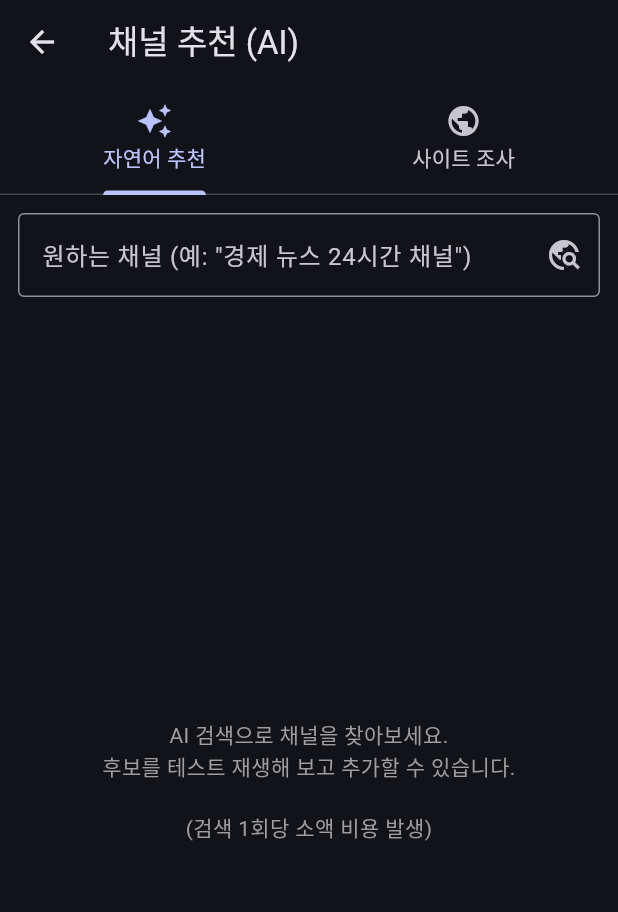
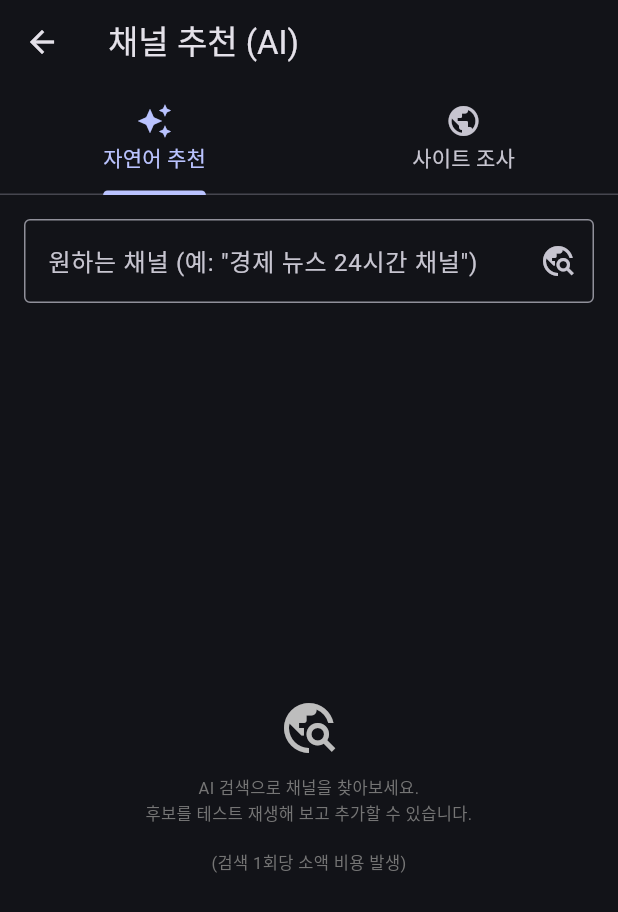
Before and after one commit to BoraSarang/AnywhereTV, a Flutter app: the AiChannelSearchScreen screen opened directly with empty values, on a phone screen of 412 x 824 dp. Shown: the top 912 px of the screen. Run offline on Flutter 3.47's test engine with Material 3 defaults, Android fonts, the phone set to English and light mode, and no system bars; our stand-ins replace cached_network_image, drift, drift_flutter, flutter_tts, shared_preferences; missing offline and left inert: dart:ffi, dpad, file_selector, flutter_background_service, media_kit, media_kit_video; accounts and stored records are empty; generated files the repository leaves out were written again; network calls fail.

Commit message:
feat(channel_manager): macOS 디자인 표준 적용 (T-134) — 채널 추천 단축키(⌘1/⌘2/⌘F/Esc)·스페이싱·호버, 로고 다이얼로그 크기/밀도 개선

```diff
--- a/channel_manager/lib/screens/ai_channel_search_screen.dart
+++ b/channel_manager/lib/screens/ai_channel_search_screen.dart
@@ -1,4 +1,5 @@
 import 'package:flutter/material.dart';
+import 'package:flutter/services.dart';
 import 'package:shared_preferences/shared_preferences.dart';
 import 'package:anywhere_shared/debug_logger.dart';
 import 'package:anywhere_shared/stream_resolver.dart';
@@ -24,11 +25,14 @@ class _AiChannelSearchScreenState extends State<AiChannelSearchScreen>
   late final TabController _tabController;
   final _queryController = TextEditingController();
   final _urlController = TextEditingController();
+  final _queryFocus = FocusNode();
+  final _urlFocus = FocusNode();
   String? _apiKey;
   List<AiChannelCandidate> _results = [];
   bool _loading = false;
   String? _error;
   String? _testingIndex;
+  int? _hoveredIndex;
 
   ChannelStore get _store => widget.store;
 
@@ -44,6 +48,8 @@ class _AiChannelSearchScreenState extends State<AiChannelSearchScreen>
     _tabController.dispose();
     _queryController.dispose();
     _urlController.dispose();
+    _queryFocus.dispose();
+    _urlFocus.dispose();
     PlayerService.instance.stop();
     super.dispose();
   }
@@ -269,7 +275,19 @@ class _AiChannelSearchScreenState extends State<AiChannelSearchScreen>
 
   @override
   Widget build(BuildContext context) {
-    return Scaffold(
+    return CallbackShortcuts(
+      bindings: {
+        const SingleActivator(LogicalKeyboardKey.digit1, meta: true):
+            () => _tabController.animateTo(0),
+        const SingleActivator(LogicalKeyboardKey.digit2, meta: true):
+            () => _tabController.animateTo(1),
+        const SingleActivator(LogicalKeyboardKey.keyF, meta: true):
+            () => _queryFocus.requestFocus(),
+        const SingleActivator(LogicalKeyboardKey.escape): () {
+          if (Navigator.canPop(context)) Navigator.pop(context);
+        },
+      },
+      child: Scaffold(
       appBar: AppBar(
         title: const Text('채널 추천 (AI)'),
         bottom: TabBar(
@@ -283,7 +301,7 @@ class _AiChannelSearchScreenState extends State<AiChannelSearchScreen>
       body: Column(
         children: [
           Padding(
-            padding: const EdgeInsets.all(12),
+            padding: const EdgeInsets.all(16),
             child: SizedBox(
               height: 64,
               child: TabBarView(
@@ -291,6 +309,7 @@ class _AiChannelSearchScreenState extends State<AiChannelSearchScreen>
                 children: [
                   TextField(
                     controller: _queryController,
+                    focusNode: _queryFocus,
                     decoration: InputDecoration(
                       labelText: '원하는 채널 (예: "경제 뉴스 24시간 채널")',
                       border: const OutlineInputBorder(),
@@ -310,6 +329,7 @@ class _AiChannelSearchScreenState extends State<AiChannelSearchScreen>
                   ),
                   TextField(
                     controller: _urlController,
+                    focusNode: _urlFocus,
                     decoration: InputDecoration(
                       labelText: '사이트 URL (예: https://tv.example.com)',
                       border: const OutlineInputBorder(),
@@ -333,7 +353,7 @@ class _AiChannelSearchScreenState extends State<AiChannelSearchScreen>
           ),
           if (_error != null)
             Padding(
-              padding: const EdgeInsets.symmetric(horizontal: 12),
+              padding: const EdgeInsets.symmetric(horizontal: 16),
               child: Row(
                 children: [
                   Icon(
@@ -377,23 +397,46 @@ class _AiChannelSearchScreenState extends State<AiChannelSearchScreen>
                     ),
                   )
                 : _results.isEmpty
-                    ? const Center(
-                        child: Text(
+                    ? Center(
+                        child: Column(
+                          mainAxisSize: MainAxisSize.min,
+                          children: [
+                            Icon(Icons.travel_explore,
+                                size: 40, color: Colors.grey.shade400),
+                            const SizedBox(height: 12),
+                            Text(
                               'AI 검색으로 채널을 찾아보세요.\n후보를 테스트 재생해 보고 추가할 수 있습니다.\n\n(검색 1회당 소액 비용 발생)',
                               textAlign: TextAlign.center,
-                          style: TextStyle(color: Colors.grey),
+                              style: TextStyle(
+                                  color: Colors.grey.shade600, fontSize: 11),
+                            ),
+                          ],
                         ),
                       )
                     : ListView.builder(
-                        padding: const EdgeInsets.fromLTRB(12, 0, 12, 12),
+                        padding: const EdgeInsets.fromLTRB(16, 0, 16, 16),
                         itemCount: _results.length,
                         itemBuilder: (context, index) {
                           final c = _results[index];
                           final url = c.channelUrl ?? '';
-                          return Card(
+                          final isHovered = _hoveredIndex == index;
+                          return MouseRegion(
+                            onEnter: (_) =>
+                                setState(() => _hoveredIndex = index),
+                            onExit: (_) => setState(() => _hoveredIndex = null),
+                            child: Card(
                               margin: const EdgeInsets.symmetric(vertical: 4),
+                              color: isHovered
+                                  ? Color.alphaBlend(
+                                      Theme.of(context)
+                                          .colorScheme
+                                          .primary
+                                          .withValues(alpha: 0.08),
+                                      Theme.of(context).colorScheme.surface,
+                                    )
+                                  : null,
                               child: Padding(
-                              padding: const EdgeInsets.all(10),
+                                padding: const EdgeInsets.all(12),
                                 child: Row(
                                 children: [
                                   if (c.logoUrl != null && c.logoUrl!.isNotEmpty)
@@ -429,7 +472,7 @@ class _AiChannelSearchScreenState extends State<AiChannelSearchScreen>
                                               maxLines: 1,
                                               overflow: TextOverflow.ellipsis,
                                               style: const TextStyle(
-                                                  fontSize: 10,
+                                                  fontSize: 11,
                                                   color: Colors.blueGrey)),
                                       ],
                                     ),
@@ -454,6 +497,7 @@ class _AiChannelSearchScreenState extends State<AiChannelSearchScreen>
                                 ],
                               ),
                             ),
+                          ),
                         );
                       },
                     ),
@@ -468,6 +512,7 @@ class _AiChannelSearchScreenState extends State<AiChannelSearchScreen>
             ),
         ],
       ),
+      ),
     );
   }
 }
```
Also changed, not shown: channel_manager/lib/widgets/logo_search_dialog.dart (+31 -4 lines), 1 other file. Lines whose indentation alone changed are shown as unchanged.
